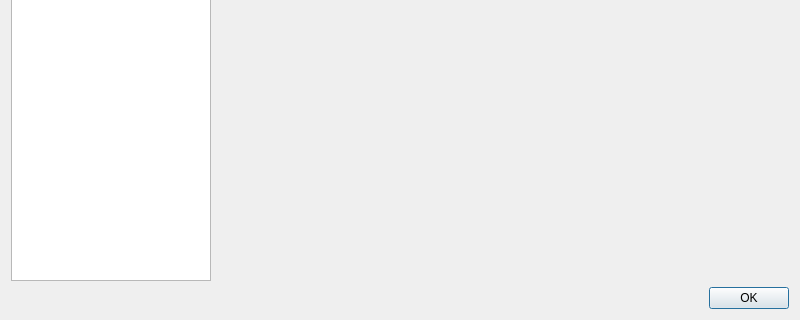
This is src/Sigil/Form_Files/Preferences.ui in Sigil-Ebook/Sigil as Qt 5 draws it before an edit; both pictures show x 0 to 800 and y 280 to 600 of the 800 by 600 pixel window. The edited form follows.
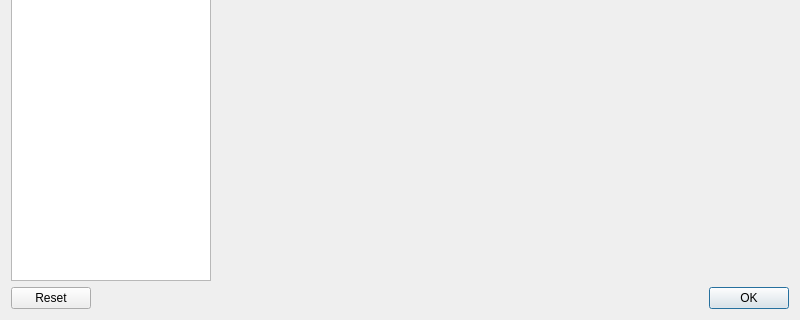
This is the edited form.

Commit message: Add ability to open the Sigil configuration folder directory from the Preferences dialog.

```diff
--- a/src/Sigil/Form_Files/Preferences.ui
+++ b/src/Sigil/Form_Files/Preferences.ui
@@ -59,7 +59,7 @@
       <enum>Qt::Horizontal</enum>
      </property>
      <property name="standardButtons">
-      <set>QDialogButtonBox::Ok</set>
+      <set>QDialogButtonBox::Ok|QDialogButtonBox::Reset</set>
      </property>
     </widget>
    </item>
```
The commit also changes 2 other files.
